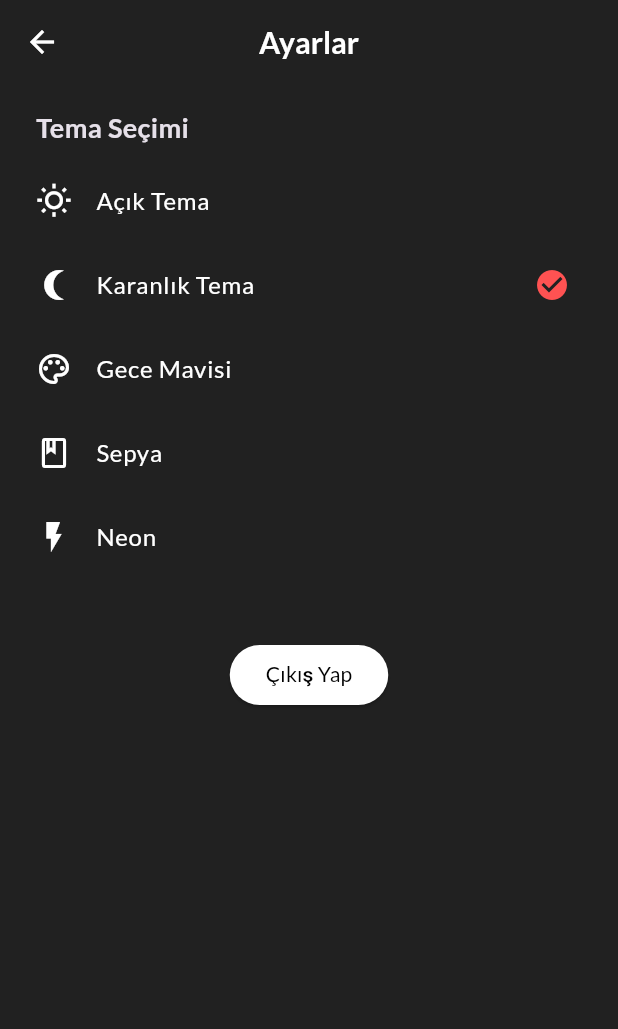
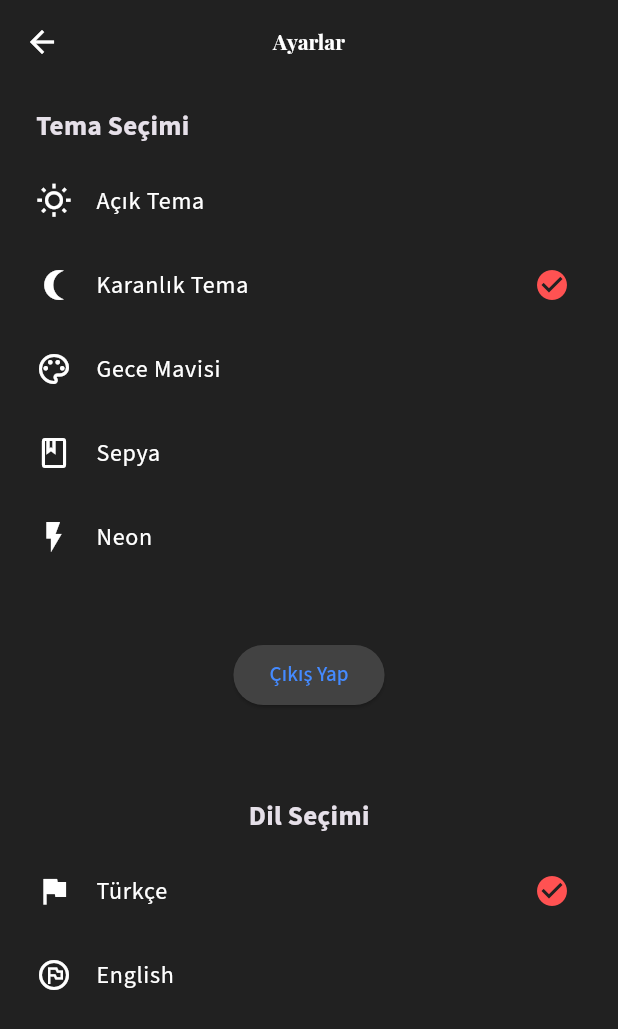
Before and after one commit to canberkkunt/to_do_app, a Flutter app: the SettingsPage screen opened by its route, on a phone screen of 412 x 824 dp. Shown: the top 1029 px of the screen. Run offline on Flutter 3.47's test engine with Material 3 defaults, Android fonts, the phone set to English and light mode, and no system bars; our stand-ins replace animated_text_kit, circular_countdown_timer, get, get_storage, google_fonts, table_calendar; accounts and stored records are empty.

Commit message:
sixth_commit

```diff
--- a/lib/main.dart
+++ b/lib/main.dart
@@ -4,6 +4,7 @@ import 'package:get_storage/get_storage.dart';
 import 'package:to_do_app/auth/initial_bindings.dart';
 import 'package:to_do_app/routes/app_routes.dart';
 import 'package:to_do_app/theme/app_themes.dart';
+import 'package:to_do_app/translations/app_translations.dart';
 
 void main() async {
   WidgetsFlutterBinding.ensureInitialized();
@@ -17,6 +18,9 @@ class TodoApp extends StatelessWidget {
   @override
   Widget build(BuildContext context) {
     return GetMaterialApp(
+      translations: AppTranslations(),
+      locale: Locale('tr', 'TR'),
+      fallbackLocale: Locale('en', 'US'),
       debugShowCheckedModeBanner: false,
       initialRoute: '/login',
       initialBinding: InitialBindings(),
--- a/lib/pages/pomodoro/pomodoro_page.dart
+++ b/lib/pages/pomodoro/pomodoro_page.dart
@@ -70,15 +70,7 @@ class _PomodoroPageState extends State<PomodoroPage> {
             const SizedBox(height: 40),
 
             // --- 3. Kontrol Butonları ---
-            Obx(() {
-              // O anki duruma göre hangi butonların aktif olacağını belirleyelim.
-              final bool isStopped =
-                  controller.currentState.value == PomodoroState.stopped;
-              final bool isPaused =
-                  controller.currentState.value == PomodoroState.paused;
-              final bool isRunning = !isStopped && !isPaused;
-
-              return Row(
+            Row(
               mainAxisAlignment: MainAxisAlignment.spaceEvenly,
               children: [
                 // 1. BAŞLAT BUTONU
@@ -87,13 +79,15 @@ class _PomodoroPageState extends State<PomodoroPage> {
                   iconSize: 40,
                   color: Theme.of(context).colorScheme.primary,
                   tooltip: 'Başlat',
-                    // SADECE durdurulmuş durumdaysa tıklanabilir olsun.
-                    onPressed: isStopped
-                        ? () {
+                  // Koşul kaldırıldı. Her zaman tıklanabilir.
+                  onPressed: () {
+                    // Not: Controller, zaten çalışıyorsa bir şey yapmayacak.
                     controller.startOrResumeTimer();
+                    // Görsel sayacı başlatmayı dene. Zaten başladıysa bir şey olmaz.
+                    if (_countDownController.isStarted == true) {
                       _countDownController.start();
                     }
-                        : null, // Diğer durumlarda tıklanamaz (soluk görünür).
+                  },
                 ),
 
                 // 2. DEVAM ET BUTONU
@@ -102,13 +96,11 @@ class _PomodoroPageState extends State<PomodoroPage> {
                   iconSize: 40,
                   color: Theme.of(context).colorScheme.primary,
                   tooltip: 'Devam Et',
-                    // SADECE duraklatılmış durumdaysa tıklanabilir olsun.
-                    onPressed: isPaused
-                        ? () {
+                  // Koşul kaldırıldı. Her zaman tıklanabilir.
+                  onPressed: () {
                     controller.startOrResumeTimer();
                     _countDownController.resume();
-                          }
-                        : null, // Diğer durumlarda tıklanamaz.
+                  },
                 ),
 
                 // 3. DURAKLAT BUTONU
@@ -117,13 +109,11 @@ class _PomodoroPageState extends State<PomodoroPage> {
                   iconSize: 40,
                   color: Theme.of(context).colorScheme.primary,
                   tooltip: 'Duraklat',
-                    // SADECE çalışır durumdaysa tıklanabilir olsun.
-                    onPressed: isRunning
-                        ? () {
+                  // Koşul kaldırıldı. Her zaman tıklanabilir.
+                  onPressed: () {
                     controller.pauseTimer();
                     _countDownController.pause();
-                          }
-                        : null, // Diğer durumlarda tıklanamaz.
+                  },
                 ),
 
                 // 4. SIFIRLA BUTONU
@@ -132,20 +122,17 @@ class _PomodoroPageState extends State<PomodoroPage> {
                   iconSize: 40,
                   color: Colors.redAccent,
                   tooltip: 'Sıfırla',
-                    // Zamanlayıcı tamamen durdurulmuş durumda değilse her zaman tıklanabilir olsun.
-                    onPressed: !isStopped
-                        ? () {
+                  // Koşul kaldırıldı. Her zaman tıklanabilir.
+                  onPressed: () {
                     controller.resetTimer();
                     _countDownController.restart(
                       duration: controller.workDuration,
                     );
                     _countDownController.pause();
-                          }
-                        : null, // Başlangıçta (stopped) tıklanamaz.
+                  },
                 ),
               ],
-              );
-            }),
+            ),
           ],
         ),
       ),
--- a/lib/pages/settings/settings_page.dart
+++ b/lib/pages/settings/settings_page.dart
@@ -108,6 +108,39 @@ class SettingsPage extends StatelessWidget {
                   },
                   child: Text('Çıkış Yap'),
                 ),
+                SizedBox(height: 50.0),
+                Padding(
+                  padding: EdgeInsets.symmetric(
+                    horizontal: 16.0,
+                    vertical: 8.0,
+                  ),
+                  child: Text(
+                    "Dil Seçimi",
+                    style: TextStyle(fontSize: 18, fontWeight: FontWeight.bold),
+                  ),
+                ),
+                ListTile(
+                  title: Text('Türkçe'),
+                  leading: Icon(Icons.flag),
+                  onTap: () => themeController.changeLanguage('tr_TR'),
+                  trailing: themeController.currentLanguage == 'tr_TR'
+                      ? Icon(
+                          Icons.check_circle,
+                          color: Theme.of(context).colorScheme.secondary,
+                        )
+                      : null,
+                ),
+                ListTile(
+                  title: Text('English'),
+                  leading: Icon(Icons.flag_circle_outlined),
+                  onTap: () => themeController.changeLanguage('en_US'),
+                  trailing: themeController.currentLanguage == 'en_US'
+                      ? Icon(
+                          Icons.check_circle,
+                          color: Theme.of(context).colorScheme.secondary,
+                        )
+                      : null,
+                ),
               ],
             ),
           ),
--- a/lib/theme/app_themes.dart
+++ b/lib/theme/app_themes.dart
@@ -2,6 +2,9 @@ import 'package:flutter/material.dart';
 import 'package:google_fonts/google_fonts.dart';
 
 class AppThemes {
+  static final _baseTextStyle = GoogleFonts.sourceSans3TextTheme;
+  static final _appBarTextStyle = GoogleFonts.playfairDisplayTextTheme;
+
   // =======================================================================
   // 1. VARSAYILAN KOYU TEMA
   // =======================================================================
@@ -11,42 +14,26 @@ class AppThemes {
       primary: Colors.blueAccent,
       secondary: Colors.redAccent,
       background: Colors.grey.shade900,
-      surface: Colors
-          .grey
-          .shade800, // Card ve BottomAppBar için bu rengi kullanacağız
+      surface: Colors.grey.shade800,
       error: Colors.red.shade400,
     ),
     scaffoldBackgroundColor: Colors.grey.shade900,
     appBarTheme: AppBarTheme(
       backgroundColor: Colors.grey.shade900,
       elevation: 0,
-      titleTextStyle: GoogleFonts.lato(
-        color: Colors.white,
-        fontSize: 20,
-        fontWeight: FontWeight.bold,
-      ),
+      // DÜZELTME: 'Playfair Display' kullanıyoruz.
+      titleTextStyle: _appBarTextStyle(
+        ThemeData.dark().textTheme,
+      ).titleLarge?.copyWith(color: Colors.white, fontWeight: FontWeight.bold),
       iconTheme: const IconThemeData(color: Colors.white),
     ),
     bottomAppBarTheme: BottomAppBarThemeData(
-      color: Colors.grey.shade800, // <<< YENİ EKLENEN KISIM
+      color: Colors.grey.shade800,
       elevation: 8,
     ),
-    floatingActionButtonTheme: const FloatingActionButtonThemeData(
-      backgroundColor: Colors.white,
-      foregroundColor: Colors.black,
-    ),
-    cardTheme: CardThemeData(
-      color: Colors.grey.shade800,
-      elevation: 2,
-      shape: RoundedRectangleBorder(borderRadius: BorderRadius.circular(12)),
-    ),
-    elevatedButtonTheme: ElevatedButtonThemeData(
-      style: ElevatedButton.styleFrom(
-        backgroundColor: Colors.white,
-        foregroundColor: Colors.black,
-      ),
-    ),
-    textTheme: GoogleFonts.latoTextTheme(ThemeData.dark().textTheme),
+    // ... (diğer temalar aynı kalıyor)
+    // DÜZELTME: Genel metin fontunu 'Source Sans 3' yapıyoruz.
+    textTheme: _baseTextStyle(ThemeData.dark().textTheme),
   );
 
   // =======================================================================
@@ -58,41 +45,27 @@ class AppThemes {
       primary: Colors.blue,
       secondary: Colors.redAccent,
       background: Colors.grey.shade100,
-      surface: Colors.white, // Card ve BottomAppBar için bu rengi kullanacağız
+      surface: Colors.white,
     ),
     scaffoldBackgroundColor: Colors.grey.shade100,
     appBarTheme: AppBarTheme(
       backgroundColor: Colors.grey.shade100,
-      elevation: 1,
-      titleTextStyle: GoogleFonts.lato(
-        color: Colors.black,
-        fontSize: 20,
-        fontWeight: FontWeight.bold,
-      ),
+      elevation: 0,
+      titleTextStyle: _appBarTextStyle(
+        ThemeData.light().textTheme,
+      ).titleLarge?.copyWith(color: Colors.black, fontWeight: FontWeight.bold),
       iconTheme: const IconThemeData(color: Colors.black),
     ),
     bottomAppBarTheme: const BottomAppBarThemeData(
-      color: Colors.white, // <<< YENİ EKLENEN KISIM
+      color: Colors.white,
       elevation: 8,
     ),
-    floatingActionButtonTheme: const FloatingActionButtonThemeData(
-      backgroundColor: Colors.black,
-      foregroundColor: Colors.white,
-    ),
-    cardTheme: CardThemeData(
-      color: Colors.white,
-      elevation: 1,
-      shape: RoundedRectangleBorder(borderRadius: BorderRadius.circular(12)),
-    ),
-    elevatedButtonTheme: ElevatedButtonThemeData(
-      style: ElevatedButton.styleFrom(
-        backgroundColor: Colors.black,
-        foregroundColor: Colors.white,
-      ),
-    ),
-    textTheme: GoogleFonts.latoTextTheme(ThemeData.light().textTheme),
+    // ...
+    textTheme: _baseTextStyle(ThemeData.light().textTheme),
   );
 
+  // Diğer temalar için de aynı güncellemeleri yapabiliriz.
+  // Örnek olarak Gece Mavisi Teması:
   // =======================================================================
   // 3. GECE MAVİSİ TEMASI
   // =======================================================================
@@ -102,45 +75,29 @@ class AppThemes {
       primary: Colors.lightBlueAccent,
       secondary: Colors.amber,
       background: const Color(0xFF0A192F),
-      surface: const Color(
-        0xFF172A46,
-      ), // Card ve BottomAppBar için bu rengi kullanacağız
+      surface: const Color(0xFF172A46),
     ),
     scaffoldBackgroundColor: const Color(0xFF0A192F),
     appBarTheme: AppBarTheme(
       backgroundColor: const Color(0xFF0A192F),
       elevation: 0,
-      titleTextStyle: GoogleFonts.lato(
-        color: Colors.white,
-        fontSize: 20,
-        fontWeight: FontWeight.bold,
-      ),
+      titleTextStyle: _appBarTextStyle(
+        ThemeData.dark().textTheme,
+      ).titleLarge?.copyWith(color: Colors.white, fontWeight: FontWeight.bold),
       iconTheme: const IconThemeData(color: Colors.white),
     ),
     bottomAppBarTheme: const BottomAppBarThemeData(
-      color: Color(0xFF172A46), // <<< YENİ EKLENEN KISIM
+      color: Color(0xFF172A46),
       elevation: 8,
     ),
-    floatingActionButtonTheme: const FloatingActionButtonThemeData(
-      backgroundColor: Colors.amber,
-      foregroundColor: Colors.black,
-    ),
-    cardTheme: CardThemeData(
-      color: const Color(0xFF172A46),
-      elevation: 2,
-      shape: RoundedRectangleBorder(borderRadius: BorderRadius.circular(12)),
-    ),
-    elevatedButtonTheme: ElevatedButtonThemeData(
-      style: ElevatedButton.styleFrom(
-        backgroundColor: Colors.amber,
-        foregroundColor: Colors.black,
-      ),
-    ),
-    textTheme: GoogleFonts.latoTextTheme(ThemeData.dark().textTheme),
+    // ...
+    textTheme: _baseTextStyle(ThemeData.dark().textTheme),
   );
 
   // =======================================================================
   // 4. SEPYA / KİTAP OKUYUCU TEMASI
+  // =======================================================================
+  // 4. SEPYA / KİTAP OKUYUCU TEMASI (GÜNCELLENMİŞ)
   // =======================================================================
   static final ThemeData sepiaTheme = ThemeData(
     brightness: Brightness.light,
@@ -148,23 +105,23 @@ class AppThemes {
       primary: Colors.brown.shade700,
       secondary: Colors.deepOrange,
       background: const Color(0xFFFBF0D9),
-      surface: const Color(
-        0xFFFFF8E1,
-      ), // Card ve BottomAppBar için bu rengi kullanacağız
+      surface: const Color(0xFFFFF8E1),
     ),
     scaffoldBackgroundColor: const Color(0xFFFBF0D9),
     appBarTheme: AppBarTheme(
       backgroundColor: const Color(0xFFFBF0D9),
       elevation: 0,
-      titleTextStyle: GoogleFonts.lato(
-        color: Colors.brown.shade900,
-        fontSize: 20,
-        fontWeight: FontWeight.bold,
-      ),
+      // DÜZELTME: Artık merkezi 'Playfair Display' stilini kullanıyor.
+      titleTextStyle: _appBarTextStyle(ThemeData.light().textTheme).titleLarge
+          ?.copyWith(
+            color:
+                Colors.brown.shade900, // Rengi bu temaya özel olarak eziyoruz.
+            fontWeight: FontWeight.bold,
+          ),
       iconTheme: IconThemeData(color: Colors.brown.shade800),
     ),
     bottomAppBarTheme: const BottomAppBarThemeData(
-      color: Color(0xFFFFF8E1), // <<< YENİ EKLENEN KISIM
+      color: Color(0xFFFFF8E1),
       elevation: 8,
     ),
     floatingActionButtonTheme: FloatingActionButtonThemeData(
@@ -182,14 +139,15 @@ class AppThemes {
         foregroundColor: Colors.white,
       ),
     ),
-    textTheme: GoogleFonts.latoTextTheme(ThemeData.light().textTheme).apply(
+    // DÜZELTME: Genel metin fontu artık merkezi 'Source Sans 3' ve rengi temaya özel.
+    textTheme: _baseTextStyle(ThemeData.light().textTheme).apply(
       bodyColor: Colors.brown.shade900,
       displayColor: Colors.brown.shade900,
     ),
   );
 
   // =======================================================================
-  // 5. NEON / SYNTHWAVE TEMASI
+  // 5. NEON / SYNTHWAVE TEMASI (GÜNCELLENMİŞ)
   // =======================================================================
   static final ThemeData neonTheme = ThemeData(
     brightness: Brightness.dark,
@@ -197,23 +155,22 @@ class AppThemes {
       primary: Colors.cyanAccent,
       secondary: Colors.pinkAccent,
       background: const Color(0xFF1A1A2E),
-      surface: const Color(
-        0xFF2C2C54,
-      ), // Card ve BottomAppBar için bu rengi kullanacağız
+      surface: const Color(0xFF2C2C54),
     ),
     scaffoldBackgroundColor: const Color(0xFF1A1A2E),
     appBarTheme: AppBarTheme(
       backgroundColor: const Color(0xFF1A1A2E),
       elevation: 0,
-      titleTextStyle: GoogleFonts.lato(
-        color: Colors.cyanAccent,
-        fontSize: 20,
-        fontWeight: FontWeight.bold,
-      ),
+      // DÜZELTME: Artık merkezi 'Playfair Display' stilini kullanıyor.
+      titleTextStyle: _appBarTextStyle(ThemeData.dark().textTheme).titleLarge
+          ?.copyWith(
+            color: Colors.cyanAccent, // Rengi bu temaya özel olarak eziyoruz.
+            fontWeight: FontWeight.bold,
+          ),
       iconTheme: const IconThemeData(color: Colors.cyanAccent),
     ),
     bottomAppBarTheme: const BottomAppBarThemeData(
-      color: Color(0xFF2C2C54), // <<< YENİ EKLENEN KISIM
+      color: Color(0xFF2C2C54),
       elevation: 8,
     ),
     floatingActionButtonTheme: const FloatingActionButtonThemeData(
@@ -234,6 +191,7 @@ class AppThemes {
         foregroundColor: Colors.white,
       ),
     ),
-    textTheme: GoogleFonts.latoTextTheme(ThemeData.dark().textTheme),
+    // DÜZELTME: Genel metin fontu artık merkezi 'Source Sans 3'.
+    textTheme: _baseTextStyle(ThemeData.dark().textTheme),
   );
 }
--- a/lib/theme/theme_controller.dart
+++ b/lib/theme/theme_controller.dart
@@ -12,6 +12,7 @@ class ThemeController extends GetxController {
   // Diske yazarken kullanacağımız anahtar. Bunu bir değişkende tutmak,
   // yazım hatası yapma riskini azaltır.
   final _key = 'theme';
+  final _languageKey = 'language';
 
   // O anki aktif temanın adını tutan reaktif değişken.
   // '.obs' sayesinde, bu değişken değiştiğinde Obx widget'ları tetiklenir.
@@ -22,6 +23,8 @@ class ThemeController extends GetxController {
   // engeller, ama değerini okumasına izin verir. Daha güvenli bir yöntemdir.
   // Örneğin, SettingsPage'de controller.currentTheme diyerek 'dark' string'ini alabiliriz.
   String get currentTheme => _currentTheme.value;
+  final RxString _currentLanguage = 'tr_TR'.obs;
+  String get currentLanguage => _currentLanguage.value;
 
   // --- 2. BAŞLANGIÇ NOKTASI (onInit) ---
 
@@ -31,6 +34,7 @@ class ThemeController extends GetxController {
     // Bu metot, ThemeController ilk oluşturulduğunda SADECE BİR KERE çalışır.
     // Tek görevi, "Uygulama yeni başladı, kayıtlı bir tema var mı bir bak" komutunu vermektir.
     loadTheme();
+    loadLanguage();
   }
 
   // --- 3. FONKSİYONLAR (GÖREVLER) ---
@@ -85,4 +89,29 @@ class ThemeController extends GetxController {
         return AppThemes.darkTheme;
     }
   }
+
+  void loadLanguage() {
+    // 'language' anahtarındaki değeri oku. Bulamazsan 'tr_TR' kullan.
+    String savedLanguage = _box.read(_languageKey) ?? 'tr_TR';
+    changeLanguage(savedLanguage);
+  }
+
+  /// Görev: Dili Değiştir ve Kaydet
+  /// Bu fonksiyon, SettingsPage'deki dil butonları tarafından çağrılacak.
+  void changeLanguage(String langCode) {
+    // langCode'dan (örn: "en_US") bir Locale nesnesi oluşturuyoruz.
+    // Dil kodunu '_' karakterinden ayırıyoruz.
+    final localeParts = langCode.split('_');
+    final locale = Locale(localeParts[0], localeParts[1]);
+
+    // 1. GetX'in dil motorunu yeni dille güncelle.
+    // Bu komut, .tr olan tüm widget'ların anında değişmesini sağlar.
+    Get.updateLocale(locale);
+
+    // 2. O anki dilin ne olduğunu reaktif değişkende sakla.
+    _currentLanguage.value = langCode;
+
+    // 3. Kullanıcının seçimini bir sonraki açılış için diske kaydet.
+    _box.write(_languageKey, langCode);
+  }
 }
--- /dev/null
+++ b/lib/translations/app_translations.dart
@@ -0,0 +1,64 @@
+import 'package:get/get.dart';
+
+class AppTranslations extends Translations {
+  @override
+  // TODO: implement keys
+  Map<String, Map<String, String>> get keys => {
+    'tr_TR': {
+      'tasks_list': 'Görevler',
+      'notes_list': 'Notlar',
+      'pinned_notes': 'Sabitlenmiş Notlar',
+      'calendar_title': 'Takvim',
+      'todays_plans': 'Bugünün Planları',
+      'no_todays_plans': 'Bugün için planlamış görev yok',
+      'write_your_dreams': 'Hayallerini yazın...',
+      'save_button': 'Kaydet',
+      'choose_themes': 'Tema Seçimi',
+      'light_theme': 'Açık Tema',
+      'dark_theme': 'Karanlık Tema',
+      'night_blue_theme': 'Gece Mavisi',
+      'sephia_theme': 'Sepya',
+      'neon_theme': 'Neon',
+      'exit_button': 'Çıkış Yap',
+      'add_task': 'Görev Gir!',
+      'write_add_task': 'Görevinizi buraya giriniz...',
+      'add_task_button': 'Ekle',
+      'cancel_task_button': 'İptal',
+      'calendar_add_task': 'Yeni Plan Ekle',
+      'write_calendar_add_task': 'Planınızı buraya yazınız...',
+      'morning_greeting': 'Günaydın',
+      'afternoon_greeting': 'Tünaydın',
+      'evening_greeting': 'İyi Akşamlar',
+      'night_greeting': 'İyi Geceler',
+      'show_date': 'Tarih',
+    },
+    'en_Us': {
+      'tasks_list': 'Tasks',
+      'notes_list': 'Notes',
+      'pinned_notes': 'Pinned Notes',
+      'calendar_title': 'Calendar',
+      'todays_plans': "Today's Plans",
+      'no_todays_plans': 'No tasks planned for today',
+      'write_your_dreams': 'Write Your Dreams...',
+      'save_button': 'Save',
+      'choose_themes': 'Choose Themes',
+      'light_theme': 'Light Theme',
+      'dark_theme': 'Dark Theme',
+      'night_blue_theme': 'Night Blue Theme',
+      'sephia_theme': 'Sephia',
+      'neon_theme': 'Neon',
+      'exit_button': 'Exit',
+      'add_task': 'Add Task',
+      'write_add_task': 'Write Your Task...',
+      'add_task_button': 'Add',
+      'cancel_task_button': 'Cancel',
+      'calendar_add_task': 'Add New Plan',
+      'write_calendar_add_task': 'Write Your New Plan',
+      'morning_greeting': 'Good Morning',
+      'afternoon_greeting': 'Good Afternoon',
+      'evening_greeting': 'Good Evening',
+      'night_greeting': 'Good Night',
+      'show_date': 'Tarih',
+    },
+  };
+}
```
Lines whose indentation alone changed are shown as unchanged.
